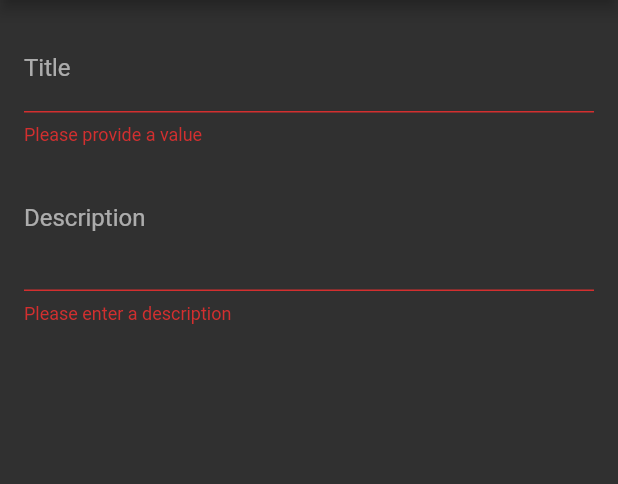
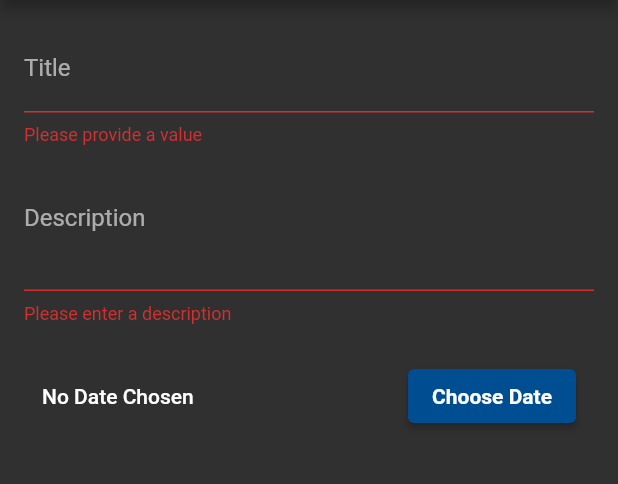
Before and after one commit to gsbakshi/todoist, a Flutter app: the EditTodoScreen screen opened by its route, after a tap on the "save" icon, on a phone screen of 412 x 824 dp, the part 84-568 px from its top. Run offline on Flutter 3.47's test engine with Material 2 defaults, Android fonts, the light colour scheme and no system bars; our stand-ins replace cloud_firestore, firebase_auth, firebase_core, google_sign_in, shared_preferences; accounts and stored records are empty.

Commit message:
fixed edit error and sorting by date

```diff
--- a/lib/pages/add_task.dart
+++ b/lib/pages/add_task.dart
@@ -1,4 +1,5 @@
 import 'package:flutter/material.dart';
+import 'package:intl/intl.dart';
 import 'package:provider/provider.dart';
 import 'package:todoist/models/task.dart';
 import 'package:todoist/providers/tasks_provider.dart';
@@ -25,8 +26,9 @@ class _EditTodoScreenState extends State<EditTodoScreen> {
     'description': '',
     'createdAt': '',
   };
-  // var _isInit = true;
+  var _isInit = true;
   String appBarTitle = 'Add Todo';
+  DateTime _selectedDate;
 
   @override
   void dispose() {
@@ -51,7 +53,6 @@ class _EditTodoScreenState extends State<EditTodoScreen> {
       ).updateTask(_editedTask.id, _editedTask);
     } else {
       try {
-        print('create');
         await Provider.of<TasksProvider>(context, listen: false)
             .createTodo(_editedTask);
       } catch (error) {
@@ -78,33 +79,26 @@ class _EditTodoScreenState extends State<EditTodoScreen> {
     Navigator.of(context).pop();
   }
 
-  // @override
-  // void didChangeDependencies() {
-  //   if (_isInit) {
-  //     final todo = ModalRoute.of(context).settings.arguments as Task;
-  //     // final todoId = todo.id;
-  //     if (todo.id == null) {
-  //       return;
-  //     }
-  //     if (todo.id != null) {
-  //       appBarTitle = 'Edit Product';
-  //       _editedTask = Task(
-  //         id: todo.id,
-  //         title: todo.title,
-  //         description: todo.description,
-  //         createdAt: todo.createdAt,
-  //         completed: todo.completed,
-  //         completedAt: todo.completedAt,
-  //       );
-  //       _initValues = {
-  //         'title': todo.title,
-  //         'description': todo.description,
-  //       };
-  //     }
-  //   }
-  //   _isInit = false;
-  //   super.didChangeDependencies();
-  // }
+  @override
+  void didChangeDependencies() {
+    if (_isInit) {
+      final todo = ModalRoute.of(context).settings.arguments as Task;
+      if (todo != null) {
+        appBarTitle = 'Edit Product';
+        _editedTask = Task(
+          id: todo.id,
+          title: todo.title,
+          description: todo.description,
+        );
+        _initValues = {
+          'title': _editedTask.title,
+          'description': _editedTask.description,
+        };
+      }
+    }
+    _isInit = false;
+    super.didChangeDependencies();
+  }
 
   @override
   Widget build(BuildContext context) {
@@ -180,6 +174,62 @@ class _EditTodoScreenState extends State<EditTodoScreen> {
                           );
                         },
                       ),
+                      Padding(
+                        padding: const EdgeInsets.symmetric(
+                          vertical: 24,
+                          horizontal: 12,
+                        ),
+                        child: Row(
+                          children: [
+                            Expanded(
+                              child: Text(
+                                _selectedDate == null
+                                    ? 'No Date Chosen'
+                                    : 'Picked Date : ${DateFormat.yMMMd().format(_selectedDate)}',
+                                style: Theme.of(context).textTheme.bodyText1,
+                              ),
+                            ),
+                            ElevatedButton(
+                              style: ElevatedButton.styleFrom(
+                                primary: Color(0xff004e92),
+                                onPrimary: Colors.white,
+                              ),
+                              onPressed: () {
+                                showDatePicker(
+                                  context: context,
+                                  initialDate: DateTime.now(),
+                                  firstDate: DateTime(2019),
+                                  lastDate: DateTime.now(),
+                                ).then(
+                                  (pickedDate) {
+                                    if (pickedDate == null) {
+                                      return;
+                                    }
+                                    _editedTask = Task(
+                                      id: _editedTask.id,
+                                      title: _editedTask.title,
+                                      description: _editedTask.description,
+                                      createdAt: pickedDate,
+                                      completed: _editedTask.completed,
+                                      completedAt: _editedTask.completedAt,
+                                    );
+                                    print(_editedTask.createdAt);
+                                    setState(() {
+                                      _selectedDate = pickedDate;
+                                    });
+                                  },
+                                );
+                              },
+                              child: Text(
+                                'Choose Date',
+                                style: TextStyle(
+                                  fontWeight: FontWeight.w600,
+                                ),
+                              ),
+                            ),
+                          ],
+                        ),
+                      ),
                     ],
                   ),
                 ),
--- a/lib/widgets/sectioned_list_builder.dart
+++ b/lib/widgets/sectioned_list_builder.dart
@@ -81,10 +81,12 @@ class SectionedListBuilder extends StatelessWidget {
                     child: CircularProgressIndicator(
                   backgroundColor: Colors.white.withOpacity(0.6),
                 ));
+              } else if (snapshot.data == null) {
+                return Center(child: Text('Add a Task'));
+              } else if (snapshot.data.isEmpty) {
+                return Center(child: Text('Add a Task'));
               } else if (snapshot.hasError) {
                 return Center(child: Text('Something went wrong'));
-              } else if (snapshot.data.isEmpty) {
-                return Center(child: Text('Add a Task'));
               } else {
                 return ListView.builder(
                   shrinkWrap: true,
--- a/lib/widgets/todo_item.dart
+++ b/lib/widgets/todo_item.dart
@@ -92,6 +92,7 @@ class _TodoItemState extends State<TodoItem> {
                             color: Colors.white.withOpacity(0.6),
                           ),
                           onPressed: () {
+                            print(snapshot.data.id + 'd');
                             Navigator.of(context).pushNamed(
                               EditTodoScreen.routeName,
                               arguments: snapshot.data,
```
Also changed, not shown: lib/providers/tasks_provider.dart (+7 -11 lines), lib/pages/home_screen.dart (line endings or trailing spaces).
